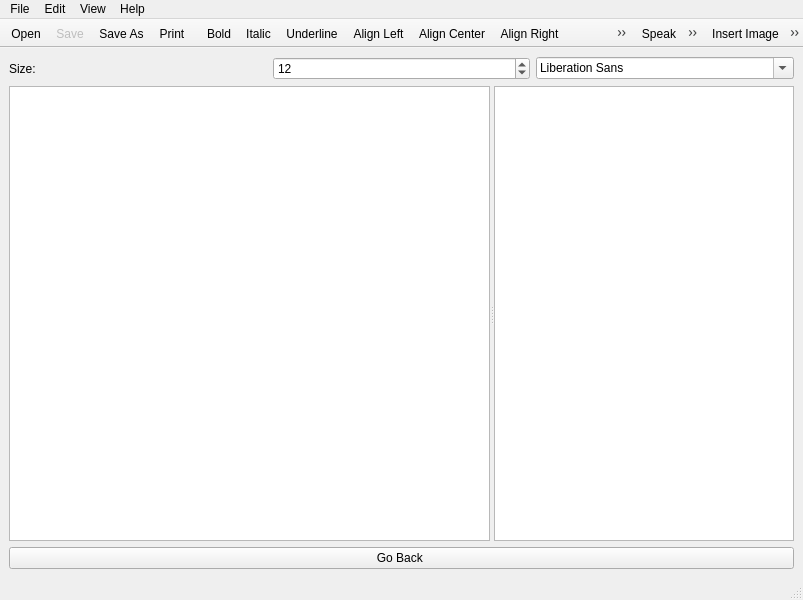
Old version of the form ui/mainwindow.ui in the repository nyov/writetype.
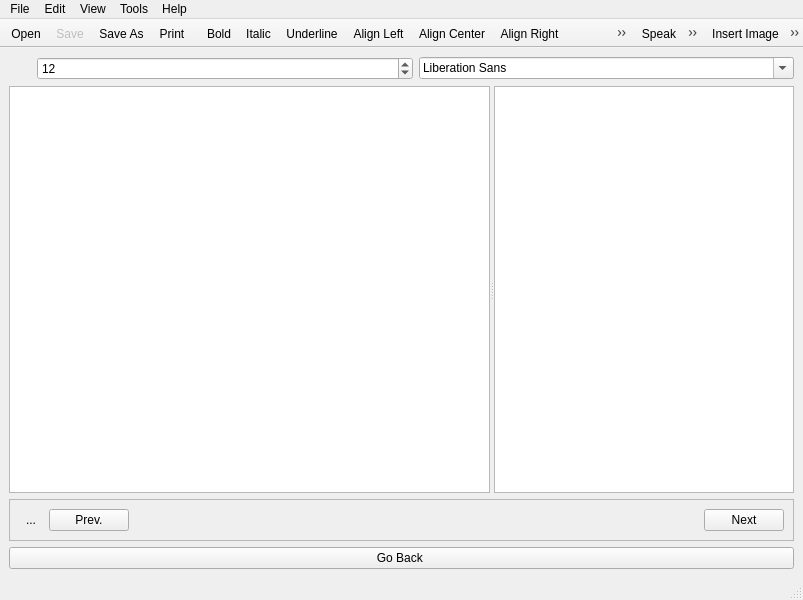
New version of the form. Icons and pictures are not drawn. Custom widgets are drawn as their Qt base class.

Commit message: Diction check

```diff
--- a/ui/mainwindow.ui
+++ b/ui/mainwindow.ui
@@ -34,8 +34,26 @@
       </item>
       <item row="0" column="0">
        <widget class="QLabel" name="sizeLabel">
+        <property name="sizePolicy">
+         <sizepolicy hsizetype="Maximum" vsizetype="Maximum">
+          <horstretch>22</horstretch>
+          <verstretch>22</verstretch>
+         </sizepolicy>
+        </property>
+        <property name="maximumSize">
+         <size>
+          <width>22</width>
+          <height>22</height>
+         </size>
+        </property>
         <property name="text">
-         <string>Size:</string>
+         <string/>
+        </property>
+        <property name="pixmap">
+         <pixmap resource="../res/resources.qrc">:/res/text.png</pixmap>
+        </property>
+        <property name="scaledContents">
+         <bool>true</bool>
         </property>
         <property name="buddy">
          <cstring>spinBoxFontSize</cstring>
@@ -76,6 +94,88 @@
       </widget>
      </widget>
     </item>
+    <item>
+     <widget class="QFrame" name="dictionErrorFrame">
+      <property name="sizePolicy">
+       <sizepolicy hsizetype="Preferred" vsizetype="Maximum">
+        <horstretch>0</horstretch>
+        <verstretch>0</verstretch>
+       </sizepolicy>
+      </property>
+      <property name="frameShape">
+       <enum>QFrame::StyledPanel</enum>
+      </property>
+      <property name="frameShadow">
+       <enum>QFrame::Raised</enum>
+      </property>
+      <layout class="QHBoxLayout" name="horizontalLayout">
+       <item>
+        <widget class="QToolButton" name="dictionCloseButton">
+         <property name="text">
+          <string>...</string>
+         </property>
+         <property name="icon">
+          <iconset resource="../res/resources.qrc">
+           <normaloff>:/res/fileclose.png</normaloff>:/res/fileclose.png</iconset>
+         </property>
+         <property name="popupMode">
+          <enum>QToolButton::InstantPopup</enum>
+         </property>
+         <property name="autoRaise">
+          <bool>true</bool>
+         </property>
+        </widget>
+       </item>
+       <item>
+        <widget class="QPushButton" name="prevButton">
+         <property name="text">
+          <string>Prev.</string>
+         </property>
+         <property name="icon">
+          <iconset resource="../res/resources.qrc">
+           <normaloff>:/res/go-previous.png</normaloff>:/res/go-previous.png</iconset>
+         </property>
+        </widget>
+       </item>
+       <item>
+        <widget class="QLabel" name="dictionErrorLabel">
+         <property name="sizePolicy">
+          <sizepolicy hsizetype="Expanding" vsizetype="Minimum">
+           <horstretch>0</horstretch>
+           <verstretch>0</verstretch>
+          </sizepolicy>
+         </property>
+         <property name="frameShadow">
+          <enum>QFrame::Sunken</enum>
+         </property>
+         <property name="text">
+          <string/>
+         </property>
+         <property name="alignment">
+          <set>Qt::AlignCenter</set>
+         </property>
+         <property name="wordWrap">
+          <bool>true</bool>
+         </property>
+        </widget>
+       </item>
+       <item>
+        <widget class="QPushButton" name="nextButton">
+         <property name="layoutDirection">
+          <enum>Qt::RightToLeft</enum>
+         </property>
+         <property name="text">
+          <string>Next</string>
+         </property>
+         <property name="icon">
+          <iconset resource="../res/resources.qrc">
+           <normaloff>:/res/go-next.png</normaloff>:/res/go-next.png</iconset>
+         </property>
+        </widget>
+       </item>
+      </layout>
+     </widget>
+    </item>
     <item>
      <widget class="QPushButton" name="distractionButton">
       <property name="text">
@@ -123,15 +223,6 @@
     </widget>
     <addaction name="menuToolbars"/>
     <addaction name="actionDistractionFree"/>
-    <addaction name="actionStatistics"/>
-   </widget>
-   <widget class="QMenu" name="menuHelp">
-    <property name="title">
-     <string>Help</string>
-    </property>
-    <addaction name="actionDocumentation"/>
-    <addaction name="actionAbout"/>
-    <addaction name="actionAboutQt"/>
    </widget>
    <widget class="QMenu" name="menuFile">
     <property name="title">
@@ -144,9 +235,26 @@
     <addaction name="actionSettings"/>
     <addaction name="actionClose"/>
    </widget>
+   <widget class="QMenu" name="menuTools">
+    <property name="title">
+     <string>Tools</string>
+    </property>
+    <addaction name="actionSpeak"/>
+    <addaction name="actionStatistics"/>
+    <addaction name="actionDiction_Check"/>
+   </widget>
+   <widget class="QMenu" name="menuHelp">
+    <property name="title">
+     <string>Help</string>
+    </property>
+    <addaction name="actionDocumentation"/>
+    <addaction name="actionAbout"/>
+    <addaction name="actionAboutQt"/>
+   </widget>
    <addaction name="menuFile"/>
    <addaction name="menuEdit"/>
    <addaction name="menuView"/>
+   <addaction name="menuTools"/>
    <addaction name="menuHelp"/>
   </widget>
   <widget class="QStatusBar" name="statusbar"/>
```
Left out of the diff: 20 changed lines with no effect on the pictures. The commit also changes 12 other files.
